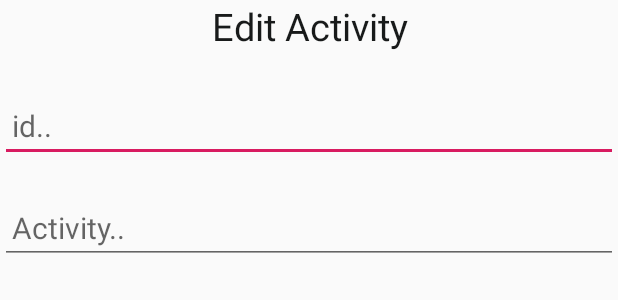
After one commit to arif46ju/Elder-Care, an Android app: the layout edit_layout.xml on its own in the app's theme, with its tools: preview values and no code run, on a phone screen of 412 x 824 dp. The commit adds this screen. Shown: the top 300 px of the screen. Run offline under Robolectric (Android 15) with nearby library versions, the phone set to English and light mode, and no system bars.

Commit message:
daily activity done!

```diff
--- a/app/src/main/res/layout/daily_list_sample_layout.xml
+++ b/app/src/main/res/layout/daily_list_sample_layout.xml
@@ -7,7 +7,8 @@
 
             android:id="@+id/textViewID"
             android:text="HELLO"
-            android:textSize="20dp"
+            android:textColor="#1224BE"
+            android:textSize="25dp"
             android:textStyle="bold"
             android:gravity="center_vertical"
             android:paddingLeft="10dp"
--- /dev/null
+++ b/app/src/main/res/layout/edit_layout.xml
@@ -0,0 +1,40 @@
+<?xml version="1.0" encoding="utf-8"?>
+<RelativeLayout xmlns:android="http://schemas.android.com/apk/res/android"
+    android:layout_width="match_parent"
+    android:layout_height="wrap_content"
+    >
+   <TextView
+       android:id="@+id/editTextId"
+       android:textColor="#181A1A"
+       android:layout_width="match_parent"
+       android:layout_height="wrap_content"
+       android:text="Edit Activity"
+       android:textSize="25dp"
+       android:textAlignment="center"
+       android:layout_marginBottom="25dp"
+       />
+    <EditText
+        android:id="@+id/editID"
+        android:layout_width="match_parent"
+        android:layout_height="wrap_content"
+        android:hint="id.."
+        android:textSize="20dp"
+        android:paddingLeft="8dp"
+        android:layout_below="@id/editTextId"
+        android:layout_marginBottom="20dp"
+        />
+       />
+    <EditText
+        android:id="@+id/editactivity"
+        android:layout_width="match_parent"
+        android:layout_height="wrap_content"
+        android:hint="Activity.."
+        android:textSize="20dp"
+        android:paddingLeft="8dp"
+        android:layout_below="@id/editID"
+        android:layout_marginBottom="20dp"
+        />
+
+
+
+</RelativeLayout>
--- a/app/src/main/res/values-v21/styles.xml
+++ b/app/src/main/res/values-v21/styles.xml
@@ -1,6 +1,6 @@
 <resources>
 
-    <style name="AppTheme.NoActionBar">
+    <style name="AppTheme.NoActionBar" >
         <item name="windowActionBar">false</item>
         <item name="windowNoTitle">true</item>
         <item name="android:statusBarColor">@android:color/transparent</item>
--- a/app/src/main/res/values/strings.xml
+++ b/app/src/main/res/values/strings.xml
@@ -14,7 +14,7 @@
     <string name="menu_tools">Tools</string>
     <string name="menu_share">Share</string>
     <string name="menu_send">Send</string>
-    <string name="title_activity_daily_activities_list">dailyActivitiesList</string>
+    <string name="title_activity_daily_activities_list">Your Activities Today</string>
     <string name="large_text">
         "Material is the metaphor.\n\n"
 
@@ -104,4 +104,8 @@
         "For example, position the FAB to one side of stream of a cards so the FAB won’t interfere "
         "when a user tries to pick up one of cards.\n\n"
     </string>
+    <string-array name="file_option">
+        <item>Delete</item>
+        <item>Edit</item>
+    </string-array>
 </resources>
--- a/app/src/main/res/values/styles.xml
+++ b/app/src/main/res/values/styles.xml
@@ -1,7 +1,7 @@
 <resources>
 
     <!-- Base application theme. -->
-    <style name="AppTheme" parent="Theme.AppCompat.Light.DarkActionBar">
+    <style name="AppTheme" parent="Theme.AppCompat.Light">
         <!-- Customize your theme here. -->
         <item name="colorPrimary">@color/colorPrimary</item>
         <item name="colorPrimaryDark">@color/colorPrimaryDark</item>
```
Also changed, not shown: app/src/main/AndroidManifest.xml (+10 -3 lines), app/src/main/java/com/example/eldercare/DailyActivitiesActivity.java (+10 -7 lines), app/src/main/java/com/example/eldercare/ExampleDialog.java (added, +67 -0 lines), app/src/main/java/com/example/eldercare/dailyActivitiesList.java (+148 -22 lines), app/src/main/java/com/example/eldercare/databaseHelper.java (+9 -1 lines), app/src/main/java/com/example/eldercare/ui/home/HomeFragment.java (+2 -6 lines), app/src/main/res/layout/activity_daily_activities_list.xml (+1 -6 lines), app/src/main/res/menu/add_new.xml (added, +15 -0 lines).
